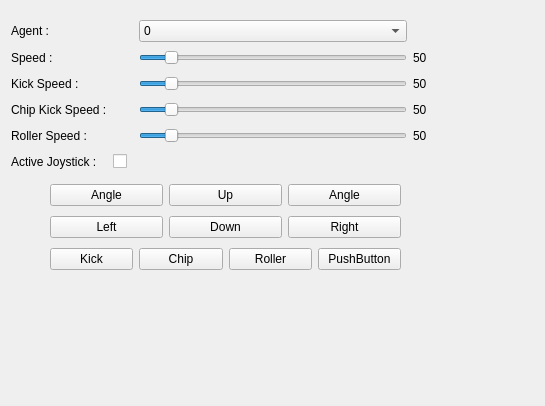
Old version of the form rqt_parsian_gui/resource/handycontroller.ui in the repository mahi97/parsian_ssl.
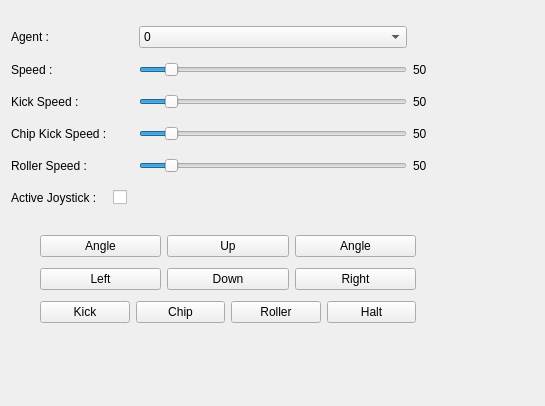
New version of the form.

Commit message: handy controller almost complete

```diff
--- a/rqt_parsian_gui/resource/handycontroller.ui
+++ b/rqt_parsian_gui/resource/handycontroller.ui
@@ -16,10 +16,10 @@
   <widget class="QWidget" name="layoutWidget">
    <property name="geometry">
     <rect>
-     <x>50</x>
-     <y>180</y>
-     <width>351</width>
-     <height>95</height>
+     <x>40</x>
+     <y>230</y>
+     <width>376</width>
+     <height>101</height>
     </rect>
    </property>
    <layout class="QVBoxLayout" name="verticalLayout">
@@ -102,7 +102,7 @@
       <item>
        <widget class="QPushButton" name="pushButton_9">
         <property name="text">
-         <string>PushButton</string>
+         <string>Halt</string>
         </property>
        </widget>
       </item>
@@ -116,7 +116,7 @@
      <x>11</x>
      <y>20</y>
      <width>421</width>
-     <height>157</height>
+     <height>196</height>
     </rect>
    </property>
    <layout class="QGridLayout" name="gridLayout">
```
Left out of the diff: 2 changed lines with no effect on the pictures. The commit also changes 2 other files.
